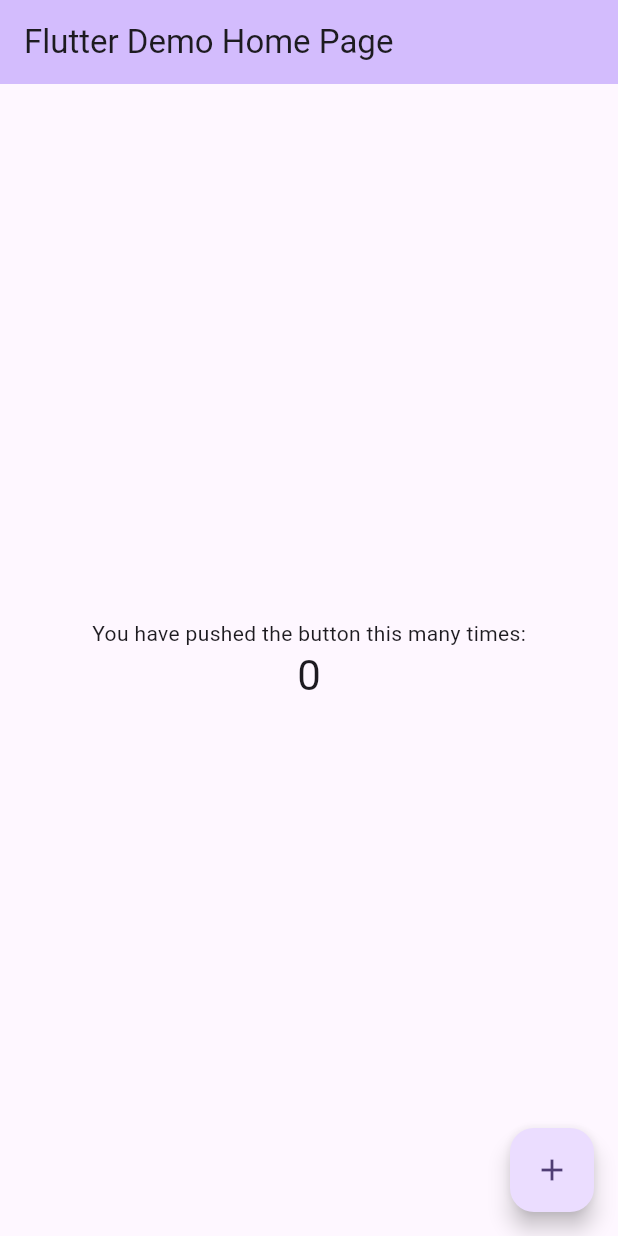
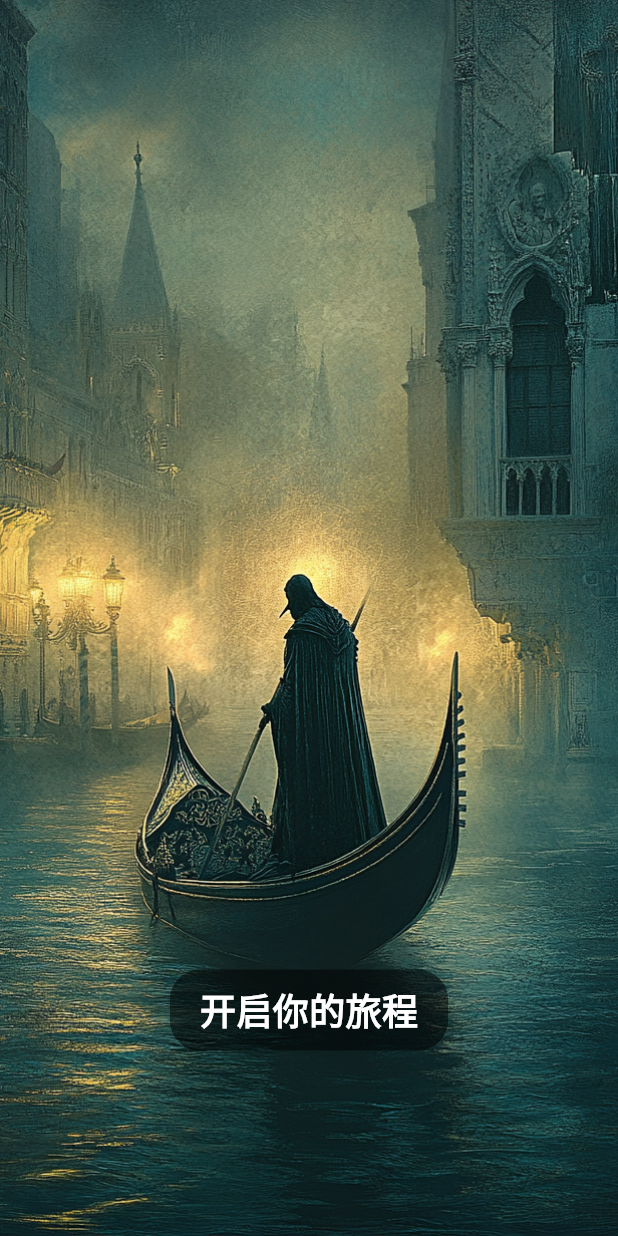
Before and after one commit to syymm/mystery-novel-app, a Flutter app: the screen it shows after launch, on a phone screen of 412 x 824 dp. Run offline on Flutter 3.47's test engine with Material 3 defaults, Android fonts, the phone set to English and light mode, and no system bars.

Commit message:
feat: Initialize project with splash screen implementation
- Add splash screen with full-screen background image
- Implement transition to main screen with interactive text
- Configure proper lifecycle handling in StatefulWidget
- Set up basic project structure with main and splash screen

Technical details:
- Use BoxDecoration for fullscreen background
- Handle widget lifecycle with didChangeDependencies
- Implement proper navigation using Navigator.pushReplacement
- Configure asset loading in pubspec.yaml

This commit sets up the foundation for the mystery novel app,
starting with a visually appealing entry point.

```diff
--- a/lib/main.dart
+++ b/lib/main.dart
@@ -1,4 +1,5 @@
 import 'package:flutter/material.dart';
+import 'splash_screen.dart'; // 确保引入启动画面
 
 void main() {
   runApp(const MyApp());
@@ -7,46 +8,24 @@
 class MyApp extends StatelessWidget {
   const MyApp({super.key});
 
-  // This widget is the root of your application.
   @override
   Widget build(BuildContext context) {
     return MaterialApp(
       title: 'Flutter Demo',
       theme: ThemeData(
-        // This is the theme of your application.
-        //
-        // TRY THIS: Try running your application with "flutter run". You'll see
-        // the application has a purple toolbar. Then, without quitting the app,
-        // try changing the seedColor in the colorScheme below to Colors.green
-        // and then invoke "hot reload" (save your changes or press the "hot
-        // reload" button in a Flutter-supported IDE, or press "r" if you used
-        // the command line to start the app).
-        //
-        // Notice that the counter didn't reset back to zero; the application
-        // state is not lost during the reload. To reset the state, use hot
-        // restart instead.
-        //
-        // This works for code too, not just values: Most code changes can be
-        // tested with just a hot reload.
+        // 保持原有的主题设置
         colorScheme: ColorScheme.fromSeed(seedColor: Colors.deepPurple),
         useMaterial3: true,
       ),
-      home: const MyHomePage(title: 'Flutter Demo Home Page'),
+      // 将初始页面改为 SplashScreen
+      home: const SplashScreen(),
     );
   }
 }
 
+// MyHomePage 保持不变,但我们现在把它作为主页面
 class MyHomePage extends StatefulWidget {
   const MyHomePage({super.key, required this.title});
-
-  // This widget is the home page of your application. It is stateful, meaning
-  // that it has a State object (defined below) that contains fields that affect
-  // how it looks.
-
-  // This class is the configuration for the state. It holds the values (in this
-  // case the title) provided by the parent (in this case the App widget) and
-  // used by the build method of the State. Fields in a Widget subclass are
-  // always marked "final".
 
   final String title;
 
@@ -59,50 +38,19 @@
 
   void _incrementCounter() {
     setState(() {
-      // This call to setState tells the Flutter framework that something has
-      // changed in this State, which causes it to rerun the build method below
-      // so that the display can reflect the updated values. If we changed
-      // _counter without calling setState(), then the build method would not be
-      // called again, and so nothing would appear to happen.
       _counter++;
     });
   }
 
   @override
   Widget build(BuildContext context) {
-    // This method is rerun every time setState is called, for instance as done
-    // by the _incrementCounter method above.
-    //
-    // The Flutter framework has been optimized to make rerunning build methods
-    // fast, so that you can just rebuild anything that needs updating rather
-    // than having to individually change instances of widgets.
     return Scaffold(
       appBar: AppBar(
-        // TRY THIS: Try changing the color here to a specific color (to
-        // Colors.amber, perhaps?) and trigger a hot reload to see the AppBar
-        // change color while the other colors stay the same.
         backgroundColor: Theme.of(context).colorScheme.inversePrimary,
-        // Here we take the value from the MyHomePage object that was created by
-        // the App.build method, and use it to set our appbar title.
         title: Text(widget.title),
       ),
       body: Center(
-        // Center is a layout widget. It takes a single child and positions it
-        // in the middle of the parent.
         child: Column(
-          // Column is also a layout widget. It takes a list of children and
-          // arranges them vertically. By default, it sizes itself to fit its
-          // children horizontally, and tries to be as tall as its parent.
-          //
-          // Column has various properties to control how it sizes itself and
-          // how it positions its children. Here we use mainAxisAlignment to
-          // center the children vertically; the main axis here is the vertical
-          // axis because Columns are vertical (the cross axis would be
-          // horizontal).
-          //
-          // TRY THIS: Invoke "debug painting" (choose the "Toggle Debug Paint"
-          // action in the IDE, or press "p" in the console), to see the
-          // wireframe for each widget.
           mainAxisAlignment: MainAxisAlignment.center,
           children: <Widget>[
             const Text(
@@ -119,7 +67,7 @@
         onPressed: _incrementCounter,
         tooltip: 'Increment',
         child: const Icon(Icons.add),
-      ), // This trailing comma makes auto-formatting nicer for build methods.
+      ),
     );
   }
 }
--- /dev/null
+++ b/lib/splash_screen.dart
@@ -0,0 +1,80 @@
+import 'package:flutter/material.dart';
+import 'main.dart';
+
+class SplashScreen extends StatefulWidget {
+  const SplashScreen({super.key});
+
+  @override
+  State<SplashScreen> createState() => _SplashScreenState();
+}
+
+class _SplashScreenState extends State<SplashScreen> {
+  // 移除 initState 中的预缓存
+
+  // 使用 didChangeDependencies 来处理依赖于 context 的初始化
+  @override
+  void didChangeDependencies() {
+    super.didChangeDependencies();
+    // 在这里预缓存图片是安全的
+    precacheImage(
+      const AssetImage('assets/images/splash_image.png'),
+      context,
+    );
+  }
+
+  @override
+  Widget build(BuildContext context) {
+    final Size screenSize = MediaQuery.of(context).size;
+
+    return Scaffold(
+      body: Container(
+        width: screenSize.width,
+        height: screenSize.height,
+        decoration: const BoxDecoration(
+          image: DecorationImage(
+            image: AssetImage('assets/images/splash_image.png'),
+            fit: BoxFit.cover,
+          ),
+        ),
+        child: Column(
+          mainAxisAlignment: MainAxisAlignment.end,
+          children: [
+            GestureDetector(
+              onTap: () {
+                Navigator.pushReplacement(
+                  context,
+                  MaterialPageRoute(
+                    builder: (context) => const MyHomePage(title: 'Flutter Demo Home Page'),
+                  ),
+                );
+              },
+              child: Container(
+                padding: EdgeInsets.only(
+                  bottom: screenSize.height * 0.15,
+                ),
+                child: Container(
+                  padding: const EdgeInsets.symmetric(
+                    horizontal: 20.0,
+                    vertical: 10.0,
+                  ),
+                  decoration: BoxDecoration(
+                    color: Colors.black.withOpacity(0.5),
+                    borderRadius: BorderRadius.circular(20),
+                  ),
+                  child: const Text(
+                    '开启你的旅程',
+                    style: TextStyle(
+                      fontSize: 24,
+                      fontWeight: FontWeight.bold,
+                      color: Colors.white,
+                    ),
+                  ),
+                ),
+              ),
+            ),
+          ],
+        ),
+      ),
+    );
+  }
+}
--- a/pubspec.yaml
+++ b/pubspec.yaml
@@ -58,6 +58,9 @@ flutter:
   # the material Icons class.
   uses-material-design: true
 
+  assets:
+    - assets/images/splash_image.png
+
   # To add assets to your application, add an assets section, like this:
   # assets:
   #   - images/a_dot_burr.jpeg
```
Also changed, not shown: assets/images/splash_image.png (added).
